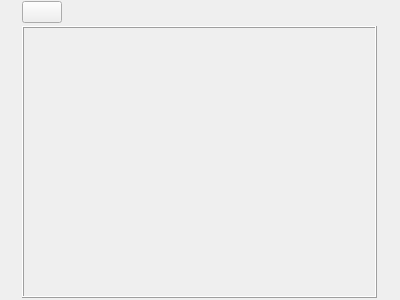
This is ui/home_view.ui in zkovari/plotlyst as Qt 5 draws it before an edit. The edited form follows.
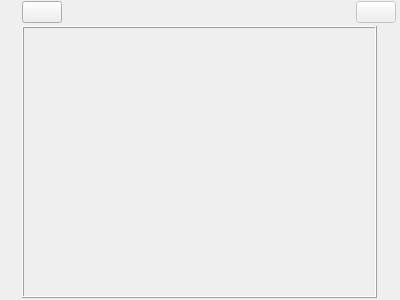
This is the edited form.

Commit message: Delete novel

The edit to the form file:
```diff
--- a/ui/home_view.ui
+++ b/ui/home_view.ui
@@ -89,6 +89,31 @@
         </property>
        </spacer>
       </item>
+      <item>
+       <widget class="QPushButton" name="btnDelete">
+        <property name="enabled">
+         <bool>false</bool>
+        </property>
+        <property name="maximumSize">
+         <size>
+          <width>130</width>
+          <height>16777215</height>
+         </size>
+        </property>
+        <property name="cursor">
+         <cursorShape>PointingHandCursor</cursorShape>
+        </property>
+        <property name="text">
+         <string/>
+        </property>
+        <property name="shortcut">
+         <string>Del</string>
+        </property>
+        <property name="deconstructive" stdset="0">
+         <bool>true</bool>
+        </property>
+       </widget>
+      </item>
      </layout>
     </widget>
    </item>
```
The commit also changes 3 other files.
